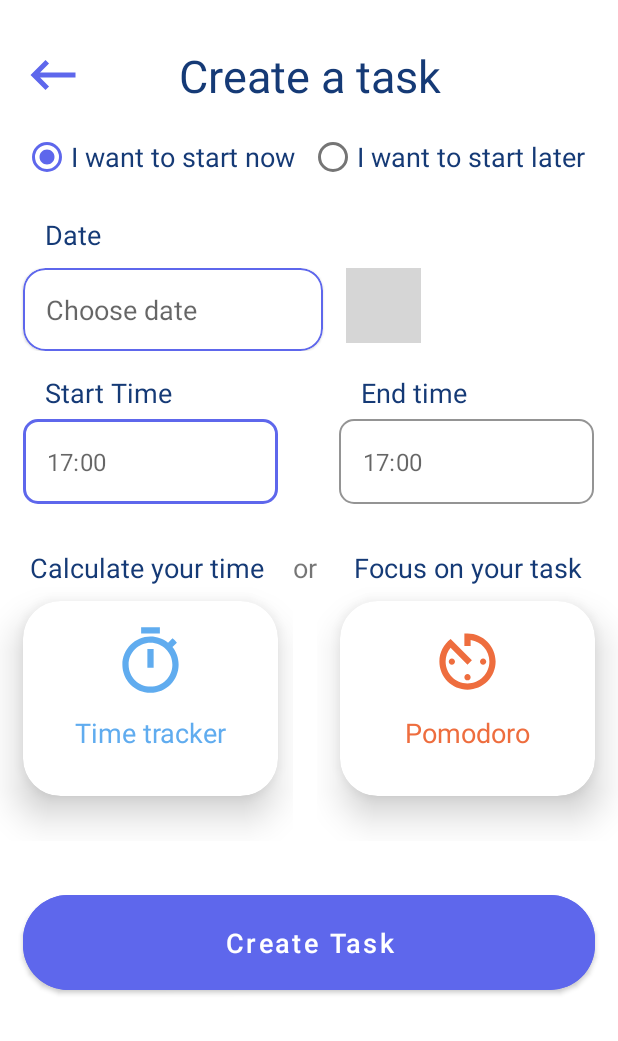
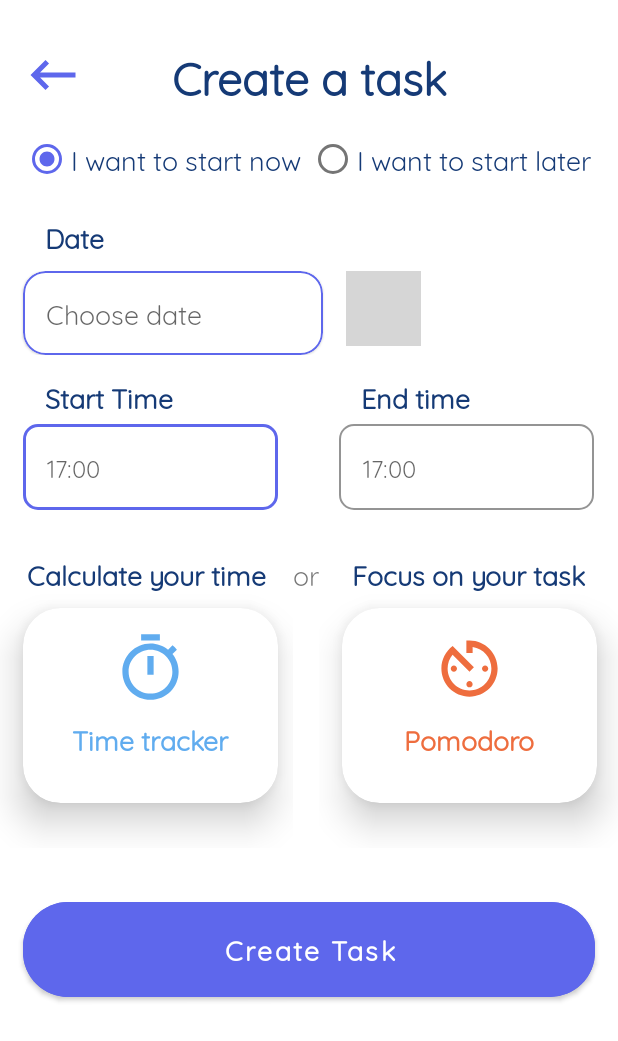
Before and after one commit to bongiuuu/Final-Mobile, an Android app: the CreateTaskContinueActivity screen opened directly, with no data from a screen before it, on a phone screen of 412 x 824 dp. Shown: the top 1041 px of the screen. Run offline under Robolectric (Android 15) with nearby library versions, the phone set to English and light mode, and no system bars; grey boxes are pictures that could not be loaded.

Commit message:
change font whole project

```diff
--- a/app/src/main/res/layout/activity_create_task.xml
+++ b/app/src/main/res/layout/activity_create_task.xml
@@ -39,6 +39,7 @@
                     android:layout_marginTop="@dimen/margin_start"
                     android:text="@string/create_a_task"
                     android:gravity="center"
+                    android:textStyle="bold"
                     android:textSize="@dimen/big_text_size"
                     android:textColor="@color/dark_blue_2"/>
 
@@ -100,6 +101,7 @@
                 android:layout_marginTop="@dimen/margin_start"
                 android:layout_marginStart="@dimen/margin_start"
                 android:text="@string/category"
+                android:textStyle="bold"
                 android:textSize="@dimen/medium_text_size"
                 android:textColor="@color/dark_blue_2"/>
 
@@ -187,6 +189,7 @@
                 android:layout_marginTop="10dp"
                 android:layout_marginStart="@dimen/margin_start"
                 android:text="@string/add_new_category"
+                android:textStyle="bold"
                 android:textSize="@dimen/medium_text_size"
                 android:textColor="@color/light_purple_blue"/>
 
@@ -197,6 +200,7 @@
                 app:layout_constraintTop_toBottomOf="@id/tvAddNewCategory"
                 android:layout_marginTop="@dimen/margin_start"
                 android:layout_marginStart="@dimen/margin_start"
+                android:textStyle="bold"
                 android:text="@string/set_priority"
                 android:textSize="@dimen/medium_text_size"
                 android:textColor="@color/dark_blue_2"/>
@@ -276,6 +280,7 @@
                 android:layout_marginTop="@dimen/margin_start"
                 android:backgroundTint="@color/light_purple_blue"
                 app:cornerRadius="30dp"
+                android:textStyle="bold"
                 android:textAllCaps="false"
                 android:text="@string/next_step"
                 android:textSize="@dimen/medium_text_size"/>
--- a/app/src/main/res/layout/activity_create_task_continue.xml
+++ b/app/src/main/res/layout/activity_create_task_continue.xml
@@ -38,6 +38,7 @@
                     android:layout_marginTop="@dimen/margin_start"
                     android:text="@string/create_a_task"
                     android:gravity="center"
+                    android:textStyle="bold"
                     android:textSize="@dimen/big_text_size"
                     android:textColor="@color/dark_blue_2"/>
 
@@ -80,6 +81,7 @@
                 android:layout_marginTop="@dimen/margin_start_2"
                 android:layout_marginStart="@dimen/margin_start"
                 android:text="@string/date"
+                android:textStyle="bold"
                 android:textColor="@color/dark_blue_2"
                 android:textSize="@dimen/medium_text_size" />
 
@@ -138,6 +140,7 @@
                         android:layout_marginTop="@dimen/margin_start_2"
                         android:layout_marginStart="@dimen/margin_start"
                         android:text="@string/start_time"
+                        android:textStyle="bold"
                         android:textColor="@color/dark_blue_2"
                         android:textSize="@dimen/medium_text_size" />
 
@@ -180,6 +183,7 @@
                         android:layout_marginTop="@dimen/margin_start_2"
                         android:layout_marginStart="@dimen/margin_start"
                         android:text="@string/end_time"
+                        android:textStyle="bold"
                         android:textColor="@color/dark_blue_2"
                         android:textSize="@dimen/medium_text_size" />
 
@@ -227,6 +231,7 @@
                         android:layout_marginTop="@dimen/margin_start"
                         android:gravity="center"
                         android:text="@string/calculate_your_time"
+                        android:textStyle="bold"
                         android:textColor="@color/dark_blue_2"
                         android:textSize="@dimen/medium_text_size" />
 
@@ -260,6 +265,7 @@
                                 android:layout_width="wrap_content"
                                 android:layout_height="wrap_content"
                                 android:text="@string/time_tracker"
+                                android:textStyle="bold"
                                 app:layout_constraintBottom_toBottomOf="parent"
                                 app:layout_constraintEnd_toEndOf="parent"
                                 app:layout_constraintStart_toStartOf="parent"
@@ -292,6 +298,7 @@
                         android:layout_marginTop="@dimen/margin_start"
                         android:gravity="center"
                         android:text="@string/focus_on_your_task"
+                        android:textStyle="bold"
                         android:textColor="@color/dark_blue_2"
                         android:textSize="@dimen/medium_text_size" />
 
@@ -324,6 +331,7 @@
                                 android:layout_width="wrap_content"
                                 android:layout_height="wrap_content"
                                 android:text="@string/pomodoro"
+                                android:textStyle="bold"
                                 app:layout_constraintBottom_toBottomOf="parent"
                                 app:layout_constraintEnd_toEndOf="parent"
                                 app:layout_constraintStart_toStartOf="parent"
@@ -350,6 +358,7 @@
                 android:backgroundTint="@color/light_purple_blue"
                 app:cornerRadius="30dp"
                 android:text="@string/create_task"
+                android:textStyle="bold"
                 android:textAllCaps="false"
                 android:textSize="@dimen/medium_text_size"/>
 
--- a/app/src/main/res/layout/activity_forgot_password.xml
+++ b/app/src/main/res/layout/activity_forgot_password.xml
@@ -95,6 +95,7 @@
         android:backgroundTint="@color/light_purple_blue"
         app:cornerRadius="10dp"
         android:text="@string/get_otp"
+        android:textStyle="bold"
         android:textAllCaps="false"
         android:textSize="@dimen/medium_text_size"/>
 
--- a/app/src/main/res/layout/activity_login.xml
+++ b/app/src/main/res/layout/activity_login.xml
@@ -154,6 +154,7 @@
                 android:backgroundTint="@color/purple_blue"
                 app:cornerRadius="10dp"
                 android:text="@string/proceed"
+                android:textStyle="bold"
                 android:textSize="@dimen/medium_text_size"/>
 
             <TextView
--- a/app/src/main/res/layout/activity_otp_verification.xml
+++ b/app/src/main/res/layout/activity_otp_verification.xml
@@ -182,6 +182,7 @@
         android:backgroundTint="@color/light_purple_blue"
         app:cornerRadius="10dp"
         android:text="@string/submit"
+        android:textStyle="bold"
         android:textAllCaps="false"
         android:textSize="@dimen/medium_text_size"/>
 
--- a/app/src/main/res/layout/activity_reset_password.xml
+++ b/app/src/main/res/layout/activity_reset_password.xml
@@ -118,6 +118,7 @@
         android:backgroundTint="@color/light_purple_blue"
         app:cornerRadius="10dp"
         android:text="@string/reset_password"
+        android:textStyle="bold"
         android:textAllCaps="false"
         android:textSize="@dimen/medium_text_size"/>
 
--- a/app/src/main/res/layout/activity_sign_up.xml
+++ b/app/src/main/res/layout/activity_sign_up.xml
@@ -169,6 +169,7 @@
                 android:backgroundTint="@color/purple_blue"
                 app:cornerRadius="10dp"
                 android:text="@string/proceed"
+                android:textStyle="bold"
                 android:textSize="@dimen/medium_text_size"/>
 
             <TextView
--- a/app/src/main/res/layout/activity_time_tracker.xml
+++ b/app/src/main/res/layout/activity_time_tracker.xml
@@ -55,7 +55,6 @@
                                 android:src="@drawable/ic_back"/>
 
                             <TextView
-                                android:id="@+id/tvCreateTask"
                                 android:layout_width="match_parent"
                                 android:layout_height="wrap_content"
                                 app:layout_constraintTop_toTopOf="parent"
@@ -63,6 +62,7 @@
                                 android:text="@string/time_tracker"
                                 android:gravity="center"
                                 android:textSize="@dimen/big_text_size"
+                                android:textStyle="bold"
                                 android:textColor="@color/white"/>
 
                         </androidx.constraintlayout.widget.ConstraintLayout>
@@ -97,6 +97,7 @@
                                 android:layout_gravity="center"
                                 android:gravity="center"
                                 android:textColor="@color/blue"
+                                android:textStyle="bold"
                                 android:textSize="@dimen/big_text_size"
                                 android:text="@string/_00_00_20_43"/>
 
@@ -153,6 +154,7 @@
                         android:layout_marginStart="@dimen/margin_start_2"
                         android:text="@string/previous_tasks"
                         android:textSize="23sp"
+                        android:textStyle="bold"
                         android:textColor="@color/dark_blue_2"/>
 
                     <androidx.recyclerview.widget.RecyclerView
--- a/app/src/main/res/layout/custom_previous_task_layout.xml
+++ b/app/src/main/res/layout/custom_previous_task_layout.xml
@@ -39,6 +39,7 @@
                 android:layout_marginStart="@dimen/margin_start"
                 android:layout_marginBottom="@dimen/margin_start"
                 android:text="@string/in_progress"
+                android:textStyle="bold"
                 android:textColor="@color/dark_blue_2"
                 android:textSize="25sp"
                 app:layout_constraintBottom_toBottomOf="parent"
--- a/app/src/main/res/layout/custom_task_layout.xml
+++ b/app/src/main/res/layout/custom_task_layout.xml
@@ -40,6 +40,7 @@
                 android:layout_marginStart="@dimen/margin_start"
                 android:layout_marginEnd="@dimen/margin_start"
                 android:text="@string/in_progress"
+                android:textStyle="bold"
                 android:textSize="25sp"
                 android:textColor="@color/dark_blue_2"/>
 
@@ -64,7 +65,7 @@
 
             <ImageView
                 android:id="@+id/ivPriority"
-                android:layout_width="30dp"
+                android:layout_width="60dp"
                 android:layout_height="30dp"
                 app:layout_constraintEnd_toEndOf="parent"
                 app:layout_constraintTop_toTopOf="parent"
--- a/app/src/main/res/layout/fragment_home.xml
+++ b/app/src/main/res/layout/fragment_home.xml
@@ -47,6 +47,7 @@
                 android:layout_height="wrap_content"
                 android:layout_marginStart="@dimen/margin_start"
                 android:text="@string/my_tasks"
+                android:textStyle="bold"
                 android:textSize="@dimen/big_text_size"
                 android:textColor="@color/dark_blue_2"/>
 
@@ -65,6 +66,7 @@
                     app:cornerRadius="25dp"
                     android:backgroundTint="@color/blue"
                     android:text="@string/all"
+                    android:textStyle="bold"
                     app:strokeWidth="1dp"
                     app:strokeColor="@color/blue"
                     android:textAllCaps="false"/>
@@ -75,6 +77,7 @@
                     android:layout_height="55dp"
                     app:cornerRadius="25dp"
                     android:text="@string/to_do"
+                    android:textStyle="bold"
                     android:backgroundTint="@color/white"
                     app:strokeWidth="1dp"
                     app:strokeColor="@color/blue"
@@ -89,6 +92,7 @@
                     app:cornerRadius="25dp"
                     android:backgroundTint="@color/white"
                     app:strokeWidth="1dp"
+                    android:textStyle="bold"
                     app:strokeColor="@color/blue"
                     android:textAllCaps="false"
                     android:textSize="@dimen/medium_text_size"
--- a/app/src/main/res/values-night/themes.xml
+++ b/app/src/main/res/values-night/themes.xml
@@ -12,5 +12,6 @@
         <!-- Status bar color. -->
         <item name="android:statusBarColor" tools:targetApi="l">?attr/colorPrimaryVariant</item>
         <!-- Customize your theme here. -->
+        <item name="android:fontFamily">@font/quicksand_regular</item>
     </style>
 </resources>
--- a/app/src/main/res/values/themes.xml
+++ b/app/src/main/res/values/themes.xml
@@ -12,5 +12,6 @@
         <!-- Status bar color. -->
         <item name="android:statusBarColor" tools:targetApi="l">?attr/colorPrimaryVariant</item>
         <!-- Customize your theme here. -->
+        <item name="android:fontFamily">@font/quicksand_regular</item>
     </style>
 </resources>
```
Also changed, not shown: app/src/main/java/tdtu/mobile/todo/TimeTrackerActivity.java (+4 -8 lines), app/src/main/res/layout/custom_category_layout.xml (+9 -3 lines), app/src/main/res/font/quicksand_regular.ttf (added).
